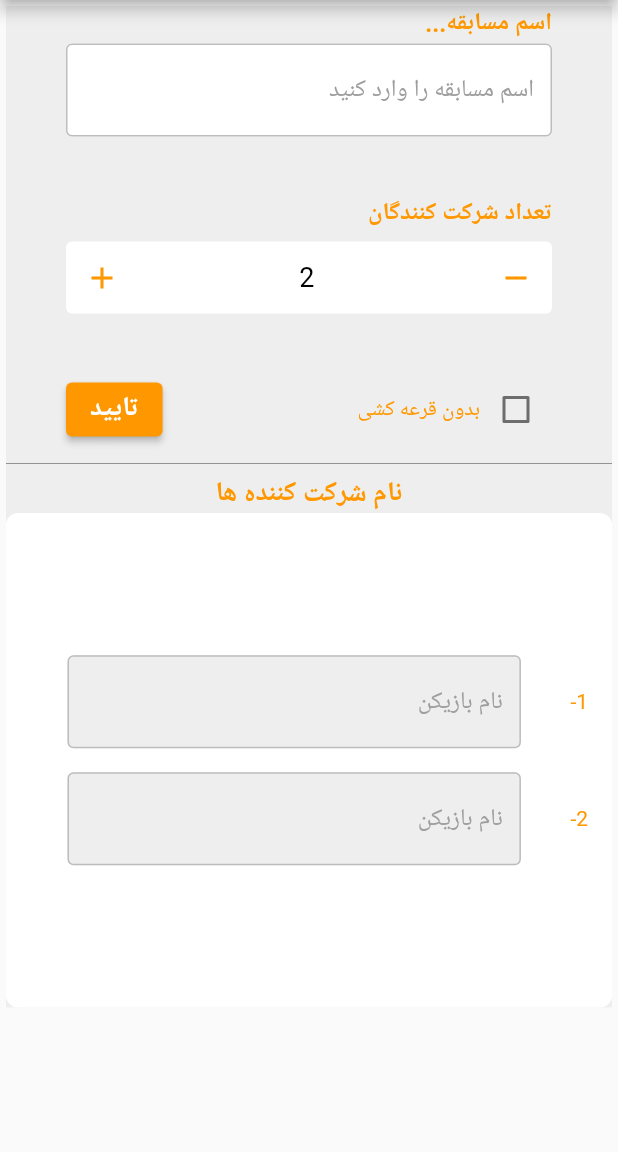
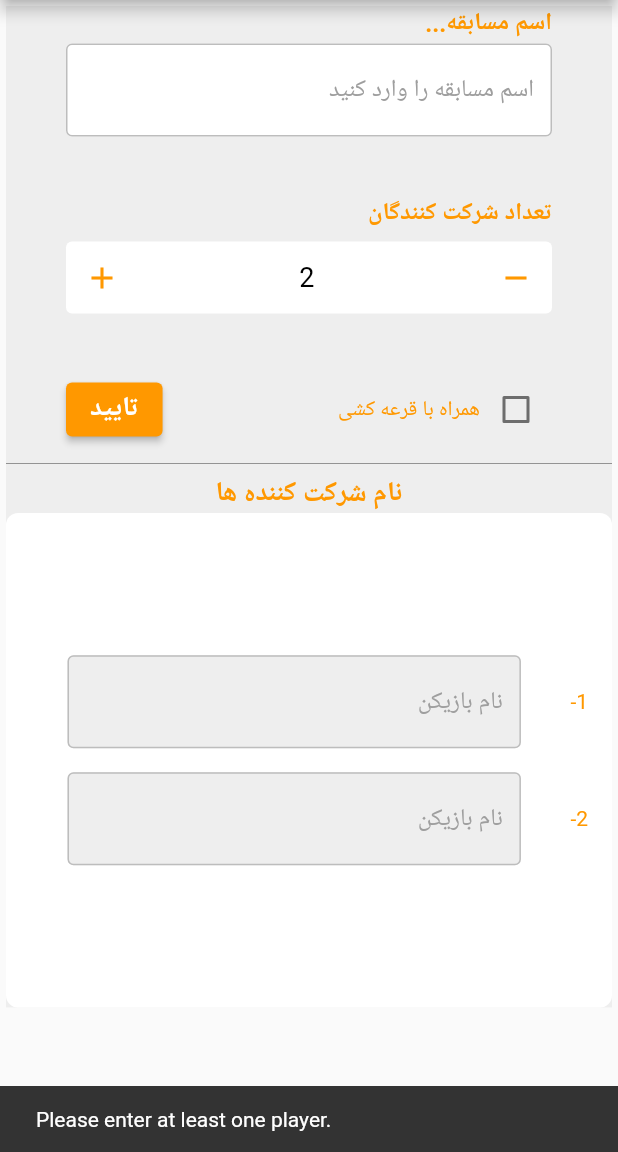
Before and after one commit to younesbeheshti/match-leaderboard-maker, a Flutter app: the HomePage screen opened directly, after a tap on "تایید", on a phone screen of 412 x 824 dp, the part 84-1236 px from its top. Run offline on Flutter 3.47's test engine with Material 3 defaults, Android fonts, the phone set to English and light mode, and no system bars; our stand-ins replace flutter_svg, get; missing offline and left inert: dart:html.

Commit message:
complete the double_elimination_page.dart, it has some bugs that needs to be fixed later

```diff
--- a/lib/main.dart
+++ b/lib/main.dart
@@ -3,10 +3,6 @@ import 'package:match_leaderboard_maker/pages/first_page.dart';
 import 'package:match_leaderboard_maker/pages/home_page.dart';
 import 'package:match_leaderboard_maker/pages/login_page.dart';
 import 'package:match_leaderboard_maker/pages/periodic_table.dart';
-import 'package:match_leaderboard_maker/responsive/desktop_scaffold.dart';
-import 'package:match_leaderboard_maker/responsive/mobile_scaffold.dart';
-import 'package:match_leaderboard_maker/responsive/responsive_layout.dart';
-import 'package:match_leaderboard_maker/responsive/tablet_scaffold.dart';
 import 'package:match_leaderboard_maker/test.dart';
 import 'package:get/get.dart';
 
@@ -26,7 +22,7 @@ class MyApp extends StatelessWidget {
         useMaterial3: false,
       ),
       debugShowCheckedModeBanner: false,
-      home: PeriodicTable(),
+      home: HomePage(),
       // ResponsiveLayout(
       //   mobileScaffold: MobileScaffold(),
       //   tabletScaffold: TabletScaffold(),
--- a/lib/pages/first_page.dart
+++ b/lib/pages/first_page.dart
@@ -15,6 +15,7 @@ class _FirstPageState extends State<FirstPage> {
     ["Asian Table", "/AsianTablePage"],
     ["Seeding", "/SidingPage"],
     ["MW Table", "/MWPage"],
+    ["Periodic Table" , "/PeriodicPage"]
   ];
 
   @override
--- a/lib/pages/home_page.dart
+++ b/lib/pages/home_page.dart
@@ -3,6 +3,9 @@ import 'package:flutter/cupertino.dart';
 import 'package:flutter/material.dart';
 import 'package:match_leaderboard_maker/components/my_textfield.dart';
 import 'package:match_leaderboard_maker/pages/elimination_page.dart';
+
+import '../components/player_information.dart';
+import 'double_elimination_page.dart';
 
 class HomePage extends StatefulWidget {
   const HomePage({super.key});
@@ -13,13 +16,14 @@ class HomePage extends StatefulWidget {
 
 class _HomePageState extends State<HomePage> {
   List<String> playersName = [];
+  List<Player> players = [];
   List<TextEditingController> _controllers = [];
 
   final _textController = TextEditingController();
   final _textController1 = TextEditingController();
   int _currentValue = 2;
   int _powNum = 1;
-  bool _isChecked = false;
+  bool _doShuffle = false;
 
   @override
   void initState() {
@@ -32,7 +36,7 @@ class _HomePageState extends State<HomePage> {
     playersName = List<String>.generate(_currentValue, (index) => '');
     _controllers = List<TextEditingController>.generate(
       _currentValue,
-          (index) => TextEditingController(),
+      (index) => TextEditingController(),
     );
   }
 
@@ -103,6 +107,18 @@ class _HomePageState extends State<HomePage> {
     });
   }
 
+  void _fillPlayersList() {
+    players.clear();  // Clear the players list before filling it
+    for (int i = 0; i < playersName.length; i++) {
+      String name = _controllers[i].text.trim();
+      if (name.isNotEmpty) {
+        playersName[i] = name;
+        players.add(Player(name: name, number: i + 1));
+      }
+    }
+  }
+
+
   @override
   Widget build(BuildContext context) {
     final currentHeight = MediaQuery.of(context).size.height;
@@ -115,7 +131,8 @@ class _HomePageState extends State<HomePage> {
       appBar: AppBar(
         centerTitle: true,
         backgroundColor: Colors.grey[850],
-        title: Text("Match Leaderboard", style: TextStyle(color: Colors.orange)),
+        title:
+            Text("Match Leaderboard", style: TextStyle(color: Colors.orange)),
       ),
       body: Container(
         margin: EdgeInsets.all(4.0),
@@ -155,7 +172,8 @@ class _HomePageState extends State<HomePage> {
 
                       // Selecting number of players
                       Padding(
-                        padding: const EdgeInsets.symmetric(horizontal: 25, vertical: 40.0),
+                        padding: const EdgeInsets.symmetric(
+                            horizontal: 25, vertical: 40.0),
                         child: Column(
                           children: [
                             Column(
@@ -191,7 +209,9 @@ class _HomePageState extends State<HomePage> {
                                           keyboardType: TextInputType.number,
                                           onSubmitted: _updateValue,
                                           textAlign: TextAlign.center,
-                                          style: TextStyle(fontSize: 18, color: Colors.black),
+                                          style: TextStyle(
+                                              fontSize: 18,
+                                              color: Colors.black),
                                           decoration: InputDecoration(
                                             border: InputBorder.none,
                                           ),
@@ -221,15 +241,28 @@ class _HomePageState extends State<HomePage> {
                           children: [
                             ElevatedButton(
                               onPressed: () {
-                                if (int.parse(_textController1.text) == playersName.length) {
-                                  Navigator.push(
-                                    context,
-                                    MaterialPageRoute(builder: (context) => EliminationPage()),
+                                _fillPlayersList();
+
+                                if (players.isEmpty) {
+                                  // Show an error or prompt the user to enter at least one player
+                                  ScaffoldMessenger.of(context).showSnackBar(
+                                    SnackBar(content: Text('Please enter at least one player.')),
                                   );
+                                  return;
                                 }
+
+                                Navigator.push(
+                                  context,
+                                  MaterialPageRoute(
+                                    builder: (context) => DoubleEliminationPage(
+                                      players: players,
+                                      doShuffle: _doShuffle,
+                                    ),
+                                  ),
+                                );
                               },
                               style: ElevatedButton.styleFrom(
-                                backgroundColor: Colors.orange, // Background color
+                                backgroundColor: Colors.orange,
                               ),
                               child: Text(
                                 'تایید',
@@ -243,13 +276,14 @@ class _HomePageState extends State<HomePage> {
                             ),
                             Row(
                               children: [
-                                Text('بدون قرعه کشی', style: TextStyle(color: Colors.orange)),
+                                Text('همراه با قرعه کشی',
+                                    style: TextStyle(color: Colors.orange)),
                                 Checkbox(
                                   activeColor: Colors.orange,
-                                  value: _isChecked,
+                                  value: _doShuffle,
                                   onChanged: (bool? value) {
                                     setState(() {
-                                      _isChecked = value ?? false;
+                                      _doShuffle = value ?? false;
                                     });
                                   },
                                 ),
```
Also changed, not shown: lib/pages/elimination_page.dart (+19 -84 lines).
